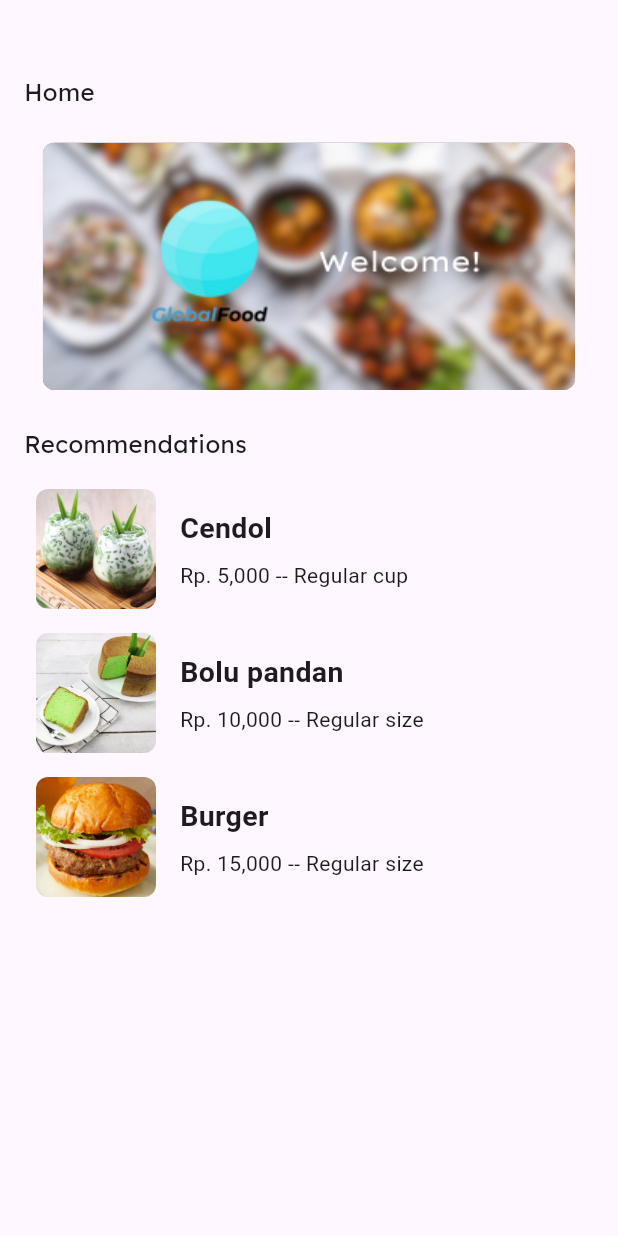
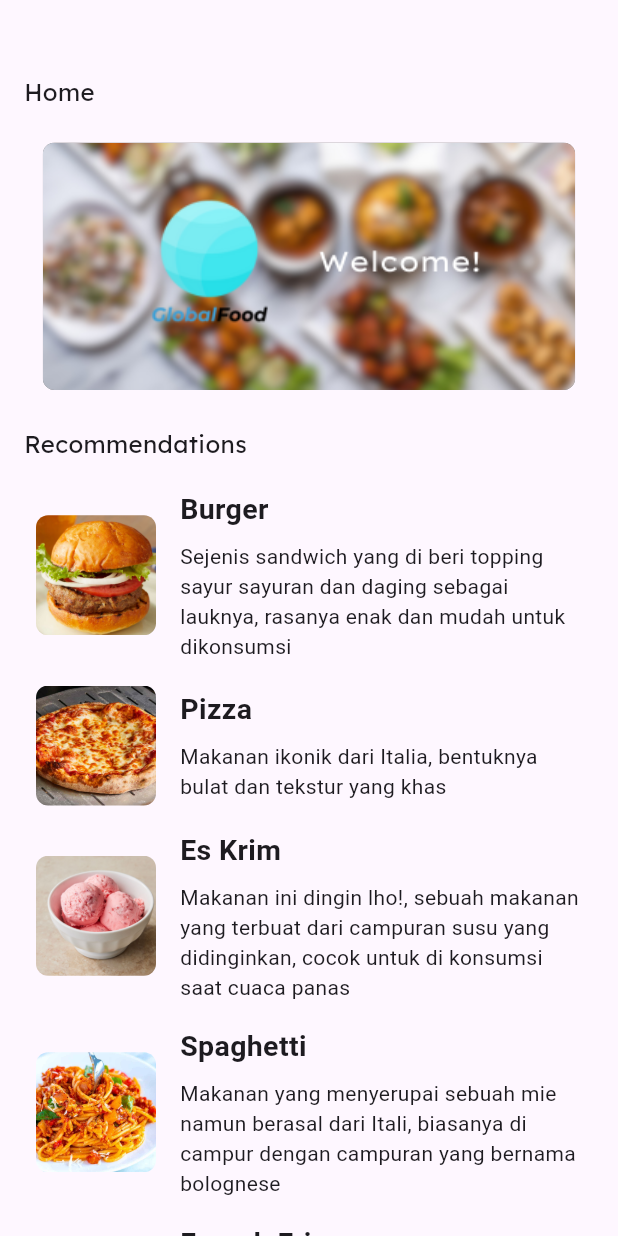
Before and after one commit to M2NVMe/globalfoodflutter, a Flutter app: the homeFragment screen opened directly, on a phone screen of 412 x 824 dp. Run offline on Flutter 3.47's test engine with Material 3 defaults, Android fonts, the phone set to English and light mode, and no system bars; our stand-ins replace get, sqflite; accounts and stored records are empty.

Commit message:
[BBW] add/fix

```diff
--- a/lib/datas/DatasController.dart
+++ b/lib/datas/DatasController.dart
@@ -8,7 +8,7 @@ import 'package:globalfoodflutter/Reuses/foodlistnobutton.dart';
 import 'package:globalfoodflutter/datas/newLocalDatabasethingamajig.dart';
 
 class datascontroller extends GetxController {
-  var homeitems = <CustomListItem>[].obs;
+  var homeitems = <CustomListItemNobutton>[].obs;
   var menuitems = <CustomListItem>[].obs;
   var popularitem = <CustomListItem>[].obs;
   var orderitem = <Foodlisticonbutton>[].obs;
@@ -25,14 +25,11 @@ class datascontroller extends GetxController {
 
   void loadhomeitems() {
     homeitems.addAll([
-      CustomListItem(image: "lib/drawable/fotomakanan/cendol.jpg", title: "Cendol", description: "Rp. 5,000 -- Regular cup", buttonText: "Order", buttonColor: Colors.green, buttonTextColor: Colors.white, onButtonPressed: () {addToOrders("lib/drawable/fotomakanan/cendol.jpg", "Cendol", "Rp. 5,000");}),
-      CustomListItem(image: "lib/drawable/fotomakanan/bolu.png", title: "Bolu pandan", description: "Rp. 10,000 -- Regular size", buttonText: "Order", buttonColor: Colors.green, buttonTextColor: Colors.white, onButtonPressed: () {addToOrders("lib/drawable/fotomakanan/bolu.png", "Bolu pandan", "Rp. 10,000");}),
-      CustomListItem(image: "lib/drawable/fotomakanan/burger1.jpg", title: "Burger", description: "Rp. 15,000 -- Regular size", buttonText: "Order", buttonColor: Colors.green, buttonTextColor: Colors.white, onButtonPressed: () {addToOrders("lib/drawable/fotomakanan/burger1.jpg", "Burger", "Rp. 15,000");}),
-      //CustomListItemNobutton(image: "lib/drawable/fotomakanan/burger1.jpg", title: "Burger", description: "Sejenis sandwich yang di beri topping sayur sayuran dan daging sebagai lauknya, rasanya enak dan mudah untuk dikonsumsi"),
-      //CustomListItemNobutton(image: "lib/drawable/fotomakanan/pizza1.jpg", title: "Pizza", description: "Makanan ikonik dari Italia, bentuknya bulat dan tekstur yang khas"),
-      //CustomListItemNobutton(image: "lib/drawable/fotomakanan/icecream1.jpg", title: "Es Krim", description: "Makanan ini dingin lho!, sebuah makanan yang terbuat dari campuran susu yang didinginkan, cocok untuk di konsumsi saat cuaca panas"),
-      //CustomListItemNobutton(image: "lib/drawable/fotomakanan/spaget1.jpg", title: "Spaghetti", description: "Makanan yang menyerupai sebuah mie namun berasal dari Itali, biasanya di campur dengan campuran yang bernama bolognese"),
-      //CustomListItemNobutton(image: "lib/drawable/fotomakanan/belgiumfries.png", title: "French Fries", description: "Olahan kentang yang dimana kentang tersebut digoreng hingga kering agar menciptakan cita rasa yang crunchy dan di taburi dengan garam untuk menambah rasa"),
+      CustomListItemNobutton(image: "lib/drawable/fotomakanan/burger1.jpg", title: "Burger", description: "Sejenis sandwich yang di beri topping sayur sayuran dan daging sebagai lauknya, rasanya enak dan mudah untuk dikonsumsi"),
+      CustomListItemNobutton(image: "lib/drawable/fotomakanan/pizza1.jpg", title: "Pizza", description: "Makanan ikonik dari Italia, bentuknya bulat dan tekstur yang khas"),
+      CustomListItemNobutton(image: "lib/drawable/fotomakanan/icecream1.jpg", title: "Es Krim", description: "Makanan ini dingin lho!, sebuah makanan yang terbuat dari campuran susu yang didinginkan, cocok untuk di konsumsi saat cuaca panas"),
+      CustomListItemNobutton(image: "lib/drawable/fotomakanan/spaget1.jpg", title: "Spaghetti", description: "Makanan yang menyerupai sebuah mie namun berasal dari Itali, biasanya di campur dengan campuran yang bernama bolognese"),
+      CustomListItemNobutton(image: "lib/drawable/fotomakanan/belgiumfries.png", title: "French Fries", description: "Olahan kentang yang dimana kentang tersebut digoreng hingga kering agar menciptakan cita rasa yang crunchy dan di taburi dengan garam untuk menambah rasa"),
     ]);
   }
 
```
